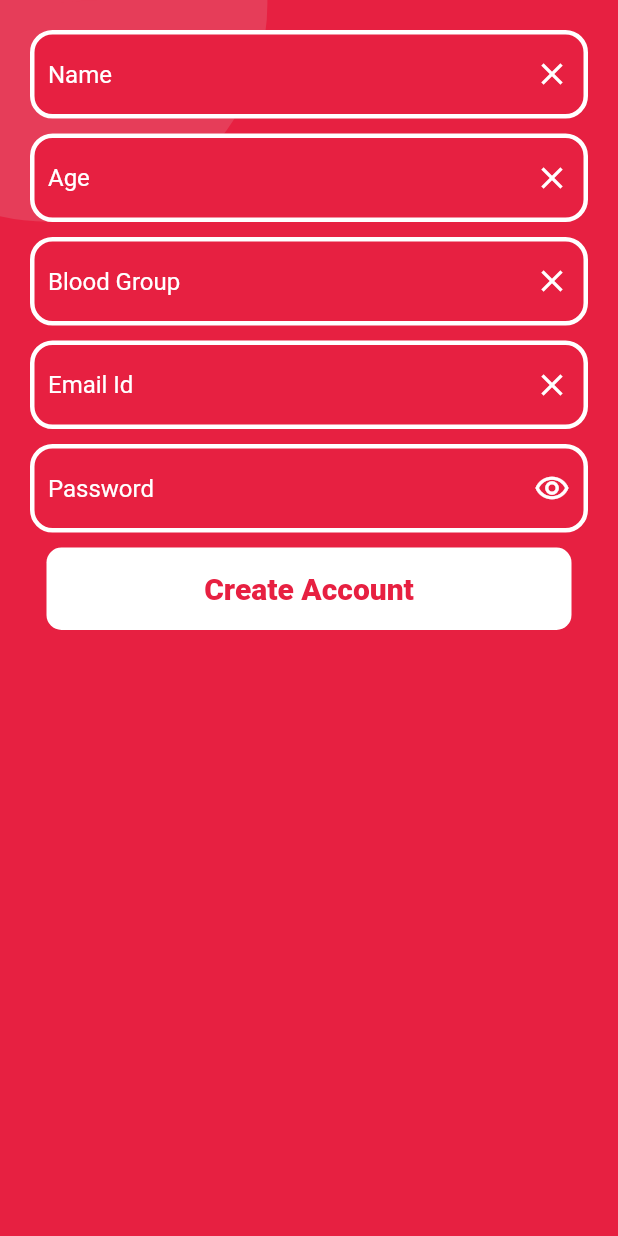
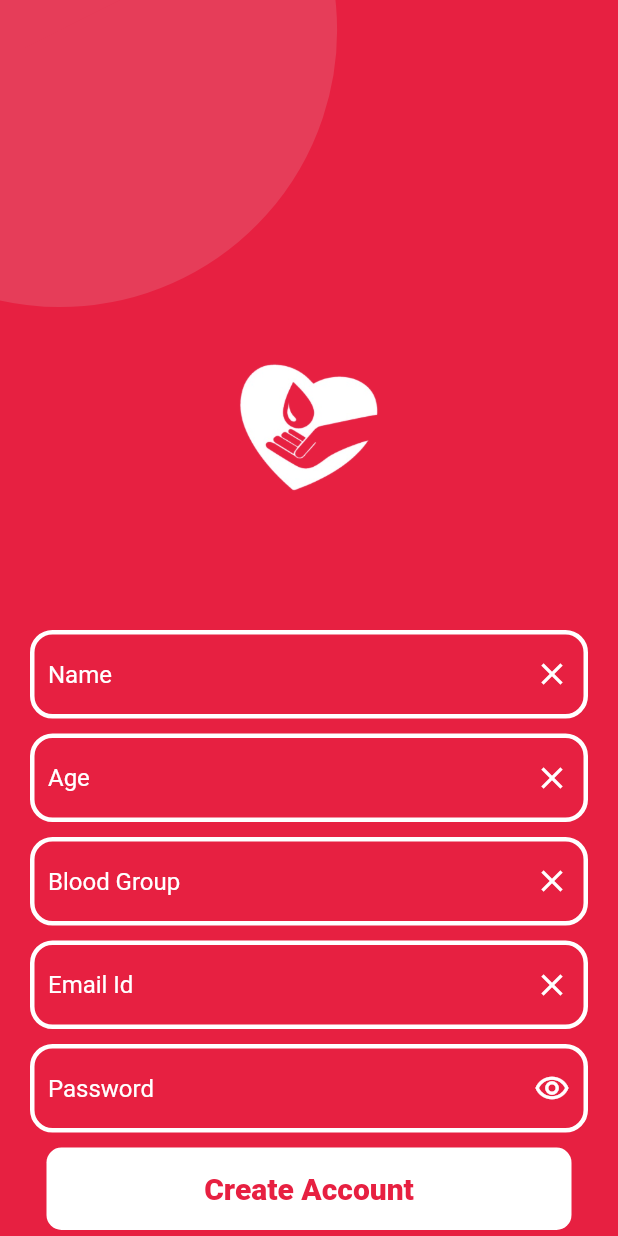
Before and after one commit to adinashby-vanier-college/app-dev-2-project-gurjas936, a Flutter app: the screen it shows after launch, after a tap on "Create Account", on a phone screen of 412 x 824 dp. Run offline on Flutter 3.47's test engine with Material 2 defaults, Android fonts, the phone set to English and light mode, and no system bars; Roboto replaces fonts that are missing (Qiucksand, Quicksand).

Commit message:
some fixes

```diff
--- a/lib/screens/createAccount.dart
+++ b/lib/screens/createAccount.dart
@@ -15,34 +15,39 @@
     return Scaffold(
 
       backgroundColor: const Color(0xffe72041),
-      body: Column(
+    body: Center(
+    child: Column(
     //   mainAxisAlignment: MainAxisAlignment.center,
     // // crossAxisAlignment: CrossAxisAlignment.center,
-        children: <Widget>[
-          Container(
-            margin: const EdgeInsets.only(right: 250.0),
-            height: 10.00,
+    children:<Widget>[
+    Row(
+    crossAxisAlignment: CrossAxisAlignment.start,
+    children: [Container(
+    // margin: const EdgeInsets.only(right: 250.0),
+    height: 100.00,
     width: 200.00,
     color: const Color(0xffe72041),
     child: CustomPaint(
     foregroundPainter: LinePainter(),
     ),
     ),
-          // Center(
-          //   child: SizedBox(
-          //     child: Container(
-          //       height: 250.0,
-          //       width: 250.0,
-          //       margin: const EdgeInsets.only(top: 60),
-          //       decoration: const BoxDecoration(
-          //         // color: Colors.cyan,
-          //         image:DecorationImage(
-          //             image: AssetImage('images/logo-removebg-preview.png')
-          //         ),
-          //       ),
-          //     ),
-          //   ),
-          // ),
+    ],
+    ),
+          Center(
+            child: SizedBox(
+              child: Container(
+                height: 250.0,
+                width: 250.0,
+                margin: const EdgeInsets.only(top: 60),
+                decoration: const BoxDecoration(
+                  // color: Colors.cyan,
+                  image:DecorationImage(
+                      image: AssetImage('images/logo-removebg-preview.png')
+                  ),
+                ),
+              ),
+            ),
+          ),
           const SizedBox(height: 10.0), /////     create space above the fields
           Container(
             padding: const EdgeInsets.only(right: 20.0, left: 20.0, bottom: 10),
@@ -208,7 +213,9 @@
 
         ],
     ),
+      ),
     );
+
   }
 }
 
--- a/lib/screens/mainScreen.dart
+++ b/lib/screens/mainScreen.dart
@@ -21,14 +21,18 @@
           //   mainAxisAlignment: MainAxisAlignment.center,
           // // crossAxisAlignment: CrossAxisAlignment.center,
           children:<Widget>[
-            Container(
-              margin: const EdgeInsets.only(right: 250.0),
-              height: 100.00,
-              width: 200.00,
-              color: const Color(0xffe72041),
-              child: CustomPaint(
-                foregroundPainter: LinePainter(),
+            Row(
+              crossAxisAlignment: CrossAxisAlignment.start,
+              children: [Container(
+                // margin: const EdgeInsets.only(right: 250.0),
+                height: 100.00,
+                width: 200.00,
+                color: const Color(0xffe72041),
+                child: CustomPaint(
+                  foregroundPainter: LinePainter(),
+                ),
               ),
+      ],
             ),
 
             Center(
```
Lines whose indentation alone changed are shown as unchanged.
